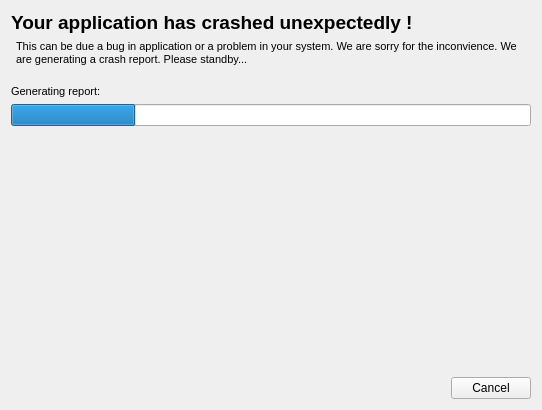
Qt form Source/ZETools/ZECrashReport/ZECRWindowGeneratingReport.ui (orcun-gokbulut/ze) before a commit.
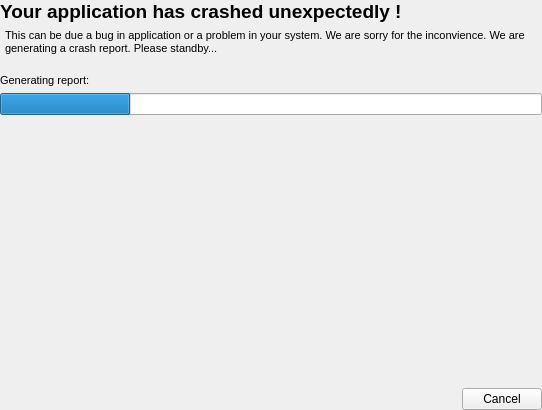
The same form after that commit.

```diff
--- a/Source/ZETools/ZECrashReport/ZECRWindowGeneratingReport.ui
+++ b/Source/ZETools/ZECrashReport/ZECRWindowGeneratingReport.ui
@@ -14,6 +14,18 @@
    <string>Form</string>
   </property>
   <layout class="QVBoxLayout" name="verticalLayout">
+   <property name="leftMargin">
+    <number>0</number>
+   </property>
+   <property name="topMargin">
+    <number>0</number>
+   </property>
+   <property name="rightMargin">
+    <number>0</number>
+   </property>
+   <property name="bottomMargin">
+    <number>0</number>
+   </property>
    <item>
     <widget class="QLabel" name="label">
      <property name="font">
```
